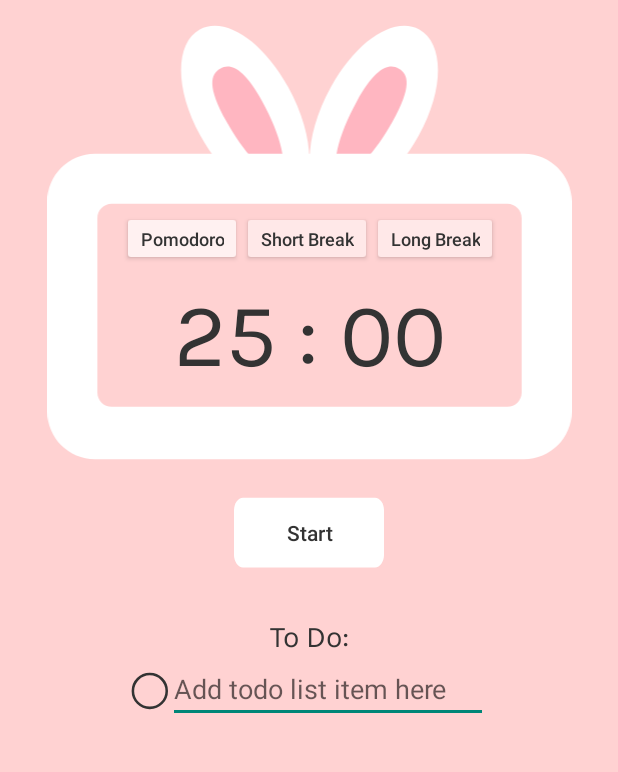
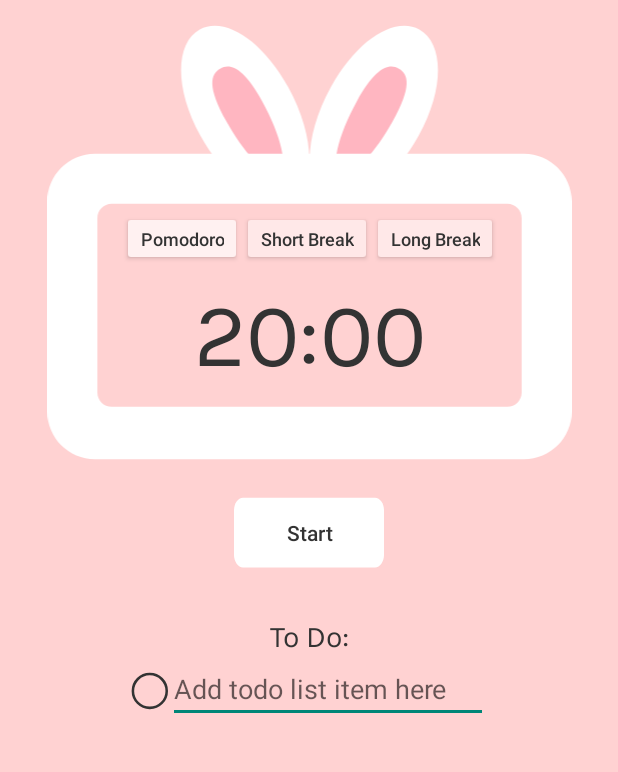
Before and after one commit to ayishamiara/PomoPet-App, an Android app: the screen it shows after launch (MainActivity), on a phone screen of 412 x 824 dp, the part 186-958 px from its top. Run offline under Robolectric (Android 15) with nearby library versions, the light colour scheme and no system bars.

Commit message:
update text based on initial time

```diff
--- a/app/src/main/java/com/mobdeve/chuachingdytocstamaria/mco/pomopet/MainActivity.kt
+++ b/app/src/main/java/com/mobdeve/chuachingdytocstamaria/mco/pomopet/MainActivity.kt
@@ -18,8 +18,8 @@
 
     private var isRunning = false
 
-    private var initialTimeInMins = 1
-    var timeInMs = 0L
+    private var initialTimeInMins = 20
+    var timeInMs = initialTimeInMins * 60000L
 
     override fun onCreate(savedInstanceState: Bundle?) {
         super.onCreate(savedInstanceState)
@@ -31,6 +31,8 @@
         this.todoListRV.layoutManager = LinearLayoutManager(this,
             LinearLayoutManager.VERTICAL,
             false)
+
+        updateText()
 
         binding.startBtn.setOnClickListener{
             val time = initialTimeInMins * 60000L
```
